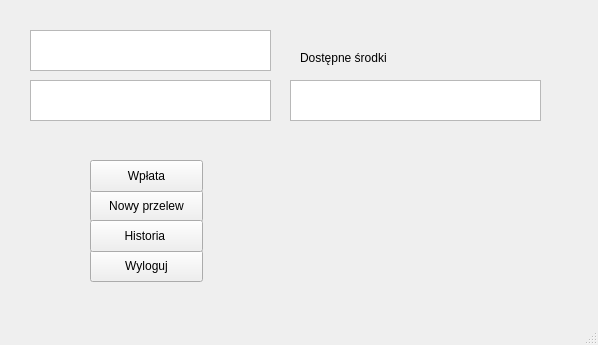
Before: the Qt Designer form MAIN_MENU/user_window.ui in Gierlaszek/Banking-System-Sym, drawn with Qt 5.
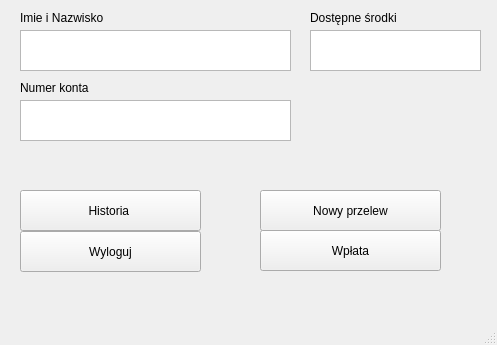
After: the same form once the commit is applied.

Commit message: Design zrobiony, i zabezpieczenie numeru konta przed zlym wpisaniem

Diff of the .ui file:
```diff
--- a/MAIN_MENU/user_window.ui
+++ b/MAIN_MENU/user_window.ui
@@ -12,7 +12,7 @@
    <rect>
     <x>0</x>
     <y>0</y>
-    <width>598</width>
+    <width>497</width>
     <height>345</height>
    </rect>
   </property>
@@ -32,10 +32,10 @@
    <widget class="QPushButton" name="pushButton_new_transfer">
     <property name="geometry">
      <rect>
-      <x>90</x>
+      <x>260</x>
       <y>190</y>
-      <width>113</width>
-      <height>32</height>
+      <width>181</width>
+      <height>41</height>
      </rect>
     </property>
     <property name="text">
@@ -45,10 +45,10 @@
    <widget class="QPushButton" name="pushButton_back">
     <property name="geometry">
      <rect>
-      <x>90</x>
-      <y>250</y>
-      <width>113</width>
-      <height>32</height>
+      <x>20</x>
+      <y>231</y>
+      <width>181</width>
+      <height>41</height>
      </rect>
     </property>
     <property name="text">
@@ -61,9 +61,9 @@
     </property>
     <property name="geometry">
      <rect>
-      <x>290</x>
-      <y>80</y>
-      <width>251</width>
+      <x>310</x>
+      <y>30</y>
+      <width>171</width>
       <height>41</height>
      </rect>
     </property>
@@ -71,10 +71,10 @@
    <widget class="QPushButton" name="pushButton_history">
     <property name="geometry">
      <rect>
-      <x>90</x>
-      <y>220</y>
-      <width>113</width>
-      <height>32</height>
+      <x>20</x>
+      <y>190</y>
+      <width>181</width>
+      <height>41</height>
      </rect>
     </property>
     <property name="text">
@@ -84,9 +84,9 @@
    <widget class="QTextBrowser" name="textBrowser_2">
     <property name="geometry">
      <rect>
-      <x>30</x>
-      <y>80</y>
-      <width>241</width>
+      <x>20</x>
+      <y>100</y>
+      <width>271</width>
       <height>41</height>
      </rect>
     </property>
@@ -94,9 +94,9 @@
    <widget class="QTextBrowser" name="textBrowser">
     <property name="geometry">
      <rect>
-      <x>30</x>
+      <x>20</x>
       <y>30</y>
-      <width>241</width>
+      <width>271</width>
       <height>41</height>
      </rect>
     </property>
@@ -104,9 +104,9 @@
    <widget class="QLabel" name="label">
     <property name="geometry">
      <rect>
-      <x>300</x>
-      <y>50</y>
-      <width>201</width>
+      <x>310</x>
+      <y>10</y>
+      <width>111</width>
       <height>16</height>
      </rect>
     </property>
@@ -117,16 +117,42 @@
    <widget class="QPushButton" name="pushButton_payment">
     <property name="geometry">
      <rect>
-      <x>90</x>
-      <y>160</y>
-      <width>113</width>
-      <height>32</height>
+      <x>260</x>
+      <y>230</y>
+      <width>181</width>
+      <height>41</height>
      </rect>
     </property>
     <property name="text">
      <string>Wpłata</string>
     </property>
    </widget>
+   <widget class="QLabel" name="label_2">
+    <property name="geometry">
+     <rect>
+      <x>20</x>
+      <y>80</y>
+      <width>201</width>
+      <height>16</height>
+     </rect>
+    </property>
+    <property name="text">
+     <string>Numer konta</string>
+    </property>
+   </widget>
+   <widget class="QLabel" name="label_3">
+    <property name="geometry">
+     <rect>
+      <x>20</x>
+      <y>10</y>
+      <width>201</width>
+      <height>16</height>
+     </rect>
+    </property>
+    <property name="text">
+     <string>Imie i Nazwisko</string>
+    </property>
+   </widget>
   </widget>
   <widget class="QMenuBar" name="menubar">
    <property name="geometry">
```
Left out of the diff: 2 changed lines with no effect on the pictures. The commit also changes 22 other files.
